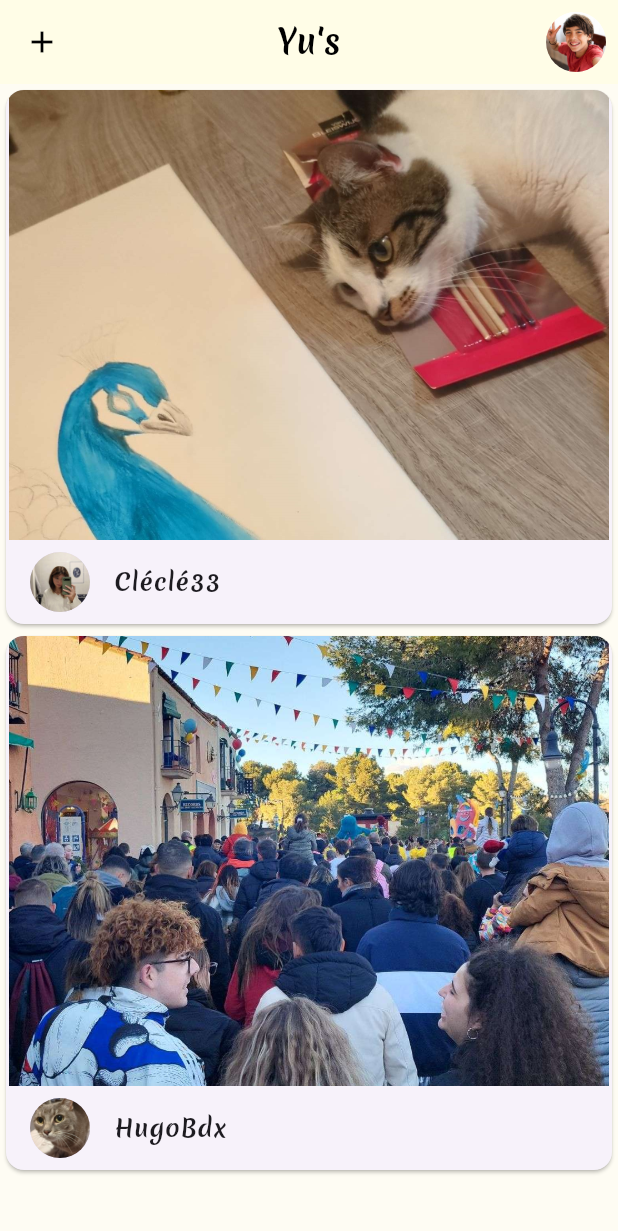
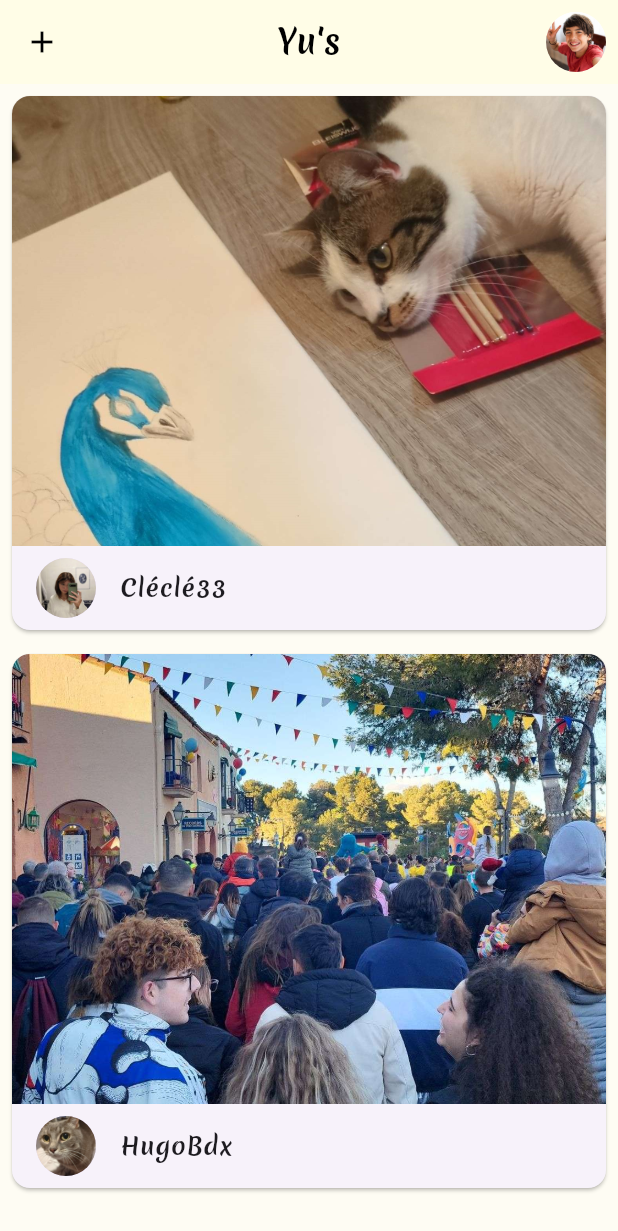
Before and after one commit to GABLRM/yus-frontend, a Flutter app: the screen it shows after launch, after a tap on "Connexion", on a phone screen of 412 x 824 dp. Shown: the top 1231 px of the screen. Run offline on Flutter 3.47's test engine with Material 3 defaults, Android fonts, the phone set to English and light mode, and no system bars.

Commit message:
push derniere version au cas ou

```diff
--- a/lib/pages/home.dart
+++ b/lib/pages/home.dart
@@ -1,5 +1,5 @@
 import 'package:flutter/material.dart';
-import 'profil.dart'; // Assurez-vous d'importer votre page profil
+import 'profil.dart';
 
 class HomePage extends StatelessWidget {
   const HomePage({Key? key}) : super(key: key);
@@ -12,7 +12,7 @@ class HomePage extends StatelessWidget {
         leading: IconButton(
           icon: const Icon(Icons.add, color: Colors.black),
           onPressed: () {
-            // mettre la page associé pour créer une nouv publi
+            // mettre page pour nouv publi
           },
         ),
         title: Row(
@@ -32,8 +32,7 @@ class HomePage extends StatelessWidget {
               Navigator.push(
                 context,
                 MaterialPageRoute(
-                    builder: (context) =>
-                        ProfilPage()), // Naviguer vers la page Profil
+                    builder: (context) => ProfilPage()), // passage page profi
               );
             },
             child: Container(
@@ -44,10 +43,10 @@ class HomePage extends StatelessWidget {
               ),
               child: ClipOval(
                 child: Image.asset(
-                  'assets/img/pdpexemple.jpg', // Mis à jour pour utiliser AssetImage
-                  width: 40, // Largeur ajustée à une taille plus visible
-                  height: 40, // Hauteur ajustée à une taille plus visible
-                  fit: BoxFit.cover, // Pour remplir correctement le cercle
+                  'assets/img/pdpexemple.jpg',
+                  width: 40,
+                  height: 40,
+                  fit: BoxFit.cover, // Pour remplir cercle
                 ),
               ),
             ),
@@ -61,7 +60,7 @@ class HomePage extends StatelessWidget {
               'assets/img/photopubli1.jpg', 'Cléclé33', 'assets/img/pdp1.png'),
           postCard(
               'assets/img/photopubli2.jpg', 'HugoBdx', 'assets/img/pdp2.jpg'),
-          // ça représente les publications
+          // ça représente les publications etc
         ],
       ),
     );
@@ -69,12 +68,13 @@ class HomePage extends StatelessWidget {
 
   Widget postCard(String imageUrl, String userName, String profileImageUrl) {
     return Card(
+      margin: const EdgeInsets.all(8.0),
       clipBehavior: Clip.antiAlias,
       child: Column(
         children: [
           Container(
-            width: 400,
-            height: 300, // Définissez la hauteur désirée
+            width: double.infinity,
+            height: 300,
             child: Image.asset(
               imageUrl,
               fit: BoxFit.cover,
@@ -83,7 +83,7 @@ class HomePage extends StatelessWidget {
           ListTile(
             leading: CircleAvatar(
               backgroundImage: AssetImage(
-                  profileImageUrl), // Utiliser une image différente pour la photo de profil
+                  profileImageUrl), // Utiliser une image diff pour la photo de profil
             ),
             title: Text(
               userName,
--- a/lib/pages/information.dart
+++ b/lib/pages/information.dart
@@ -71,7 +71,7 @@ class InformationPage extends StatelessWidget {
               SizedBox(height: 20),
               ElevatedButton(
                 onPressed: () {
-                  // Naviguer vers la page de connexion
+                  // nav vers la page de connexion
                   Navigator.push(
                     context,
                     MaterialPageRoute(builder: (context) => LoginPage()),
--- a/lib/pages/login.dart
+++ b/lib/pages/login.dart
@@ -39,7 +39,7 @@ class LoginPage extends StatelessWidget {
               const SizedBox(
                 height: 20,
               ),
-              const LoginForm(), // Ce widget doit contenir le bouton "Connexion"
+              const LoginForm(),
             ],
           ),
         ),
--- a/lib/pages/profil.dart
+++ b/lib/pages/profil.dart
@@ -20,7 +20,6 @@ class ProfilPage extends StatelessWidget {
                 shape: BoxShape.circle,
                 color: Colors.grey, // remplacer couleur par pdp
               ),
-              // mettre ici image profil
             ),
             SizedBox(height: 20),
             Text(
@@ -28,13 +27,11 @@ class ProfilPage extends StatelessWidget {
               style: TextStyle(fontSize: 18, fontWeight: FontWeight.bold),
             ),
             SizedBox(height: 10),
-            // Nom et Prénom user
             Text(
               'Nom Prénom',
               style: TextStyle(fontSize: 16),
             ),
             SizedBox(height: 20),
-
             ElevatedButton(
               onPressed: () {
                 Navigator.pushNamed(context, '/createpubli');
@@ -46,7 +43,7 @@ class ProfilPage extends StatelessWidget {
               child: ListView.builder(
                 itemCount: 5, // nb publi affiché (à modif)
                 itemBuilder: (context, index) {
-                  // Remplacez ce contenu par vos publications réelles
+                  // mettre vrai publi apres pour linstant test
                   return ListTile(
                     title: Text('Publication ${index + 1}'),
                   );
```
